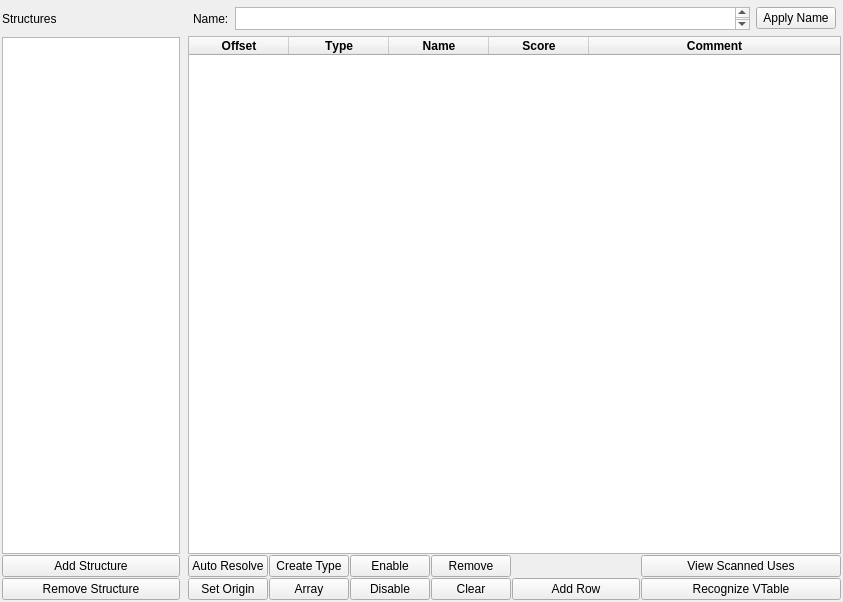
Before: the Qt Designer form src/forge/features/structure_builder/form.ui in oopsmishap/ida-forge, drawn with Qt 5.
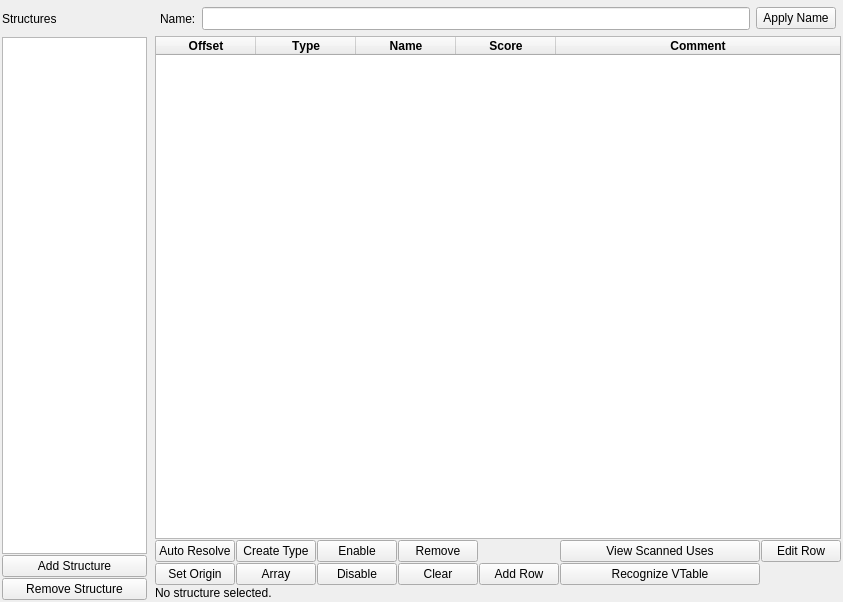
After: the same form once the commit is applied.

Commit message: Refactor structure builder and fix scanner type inference

Diff of the .ui file:
```diff
--- a/src/forge/features/structure_builder/form.ui
+++ b/src/forge/features/structure_builder/form.ui
@@ -157,7 +157,7 @@
           </widget>
          </item>
          <item>
-          <widget class="QTextEdit" name="txt_name">
+          <widget class="QLineEdit" name="input_name">
            <property name="sizePolicy">
             <sizepolicy hsizetype="Expanding" vsizetype="Fixed">
              <horstretch>0</horstretch>
@@ -395,8 +395,22 @@
           </property>
          </widget>
         </item>
+        <item row="0" column="6">
+         <widget class="QPushButton" name="btn_edit_row">
+          <property name="text">
+           <string>Edit Row</string>
+          </property>
+         </widget>
+        </item>
        </layout>
       </item>
+      <item>
+       <widget class="QLabel" name="lbl_summary">
+        <property name="text">
+         <string>No structure selected.</string>
+        </property>
+       </widget>
+      </item>
      </layout>
     </widget>
    </item>
```
Left out of the diff: 44 changed lines with no effect on the pictures. The commit also changes 7 other files.
